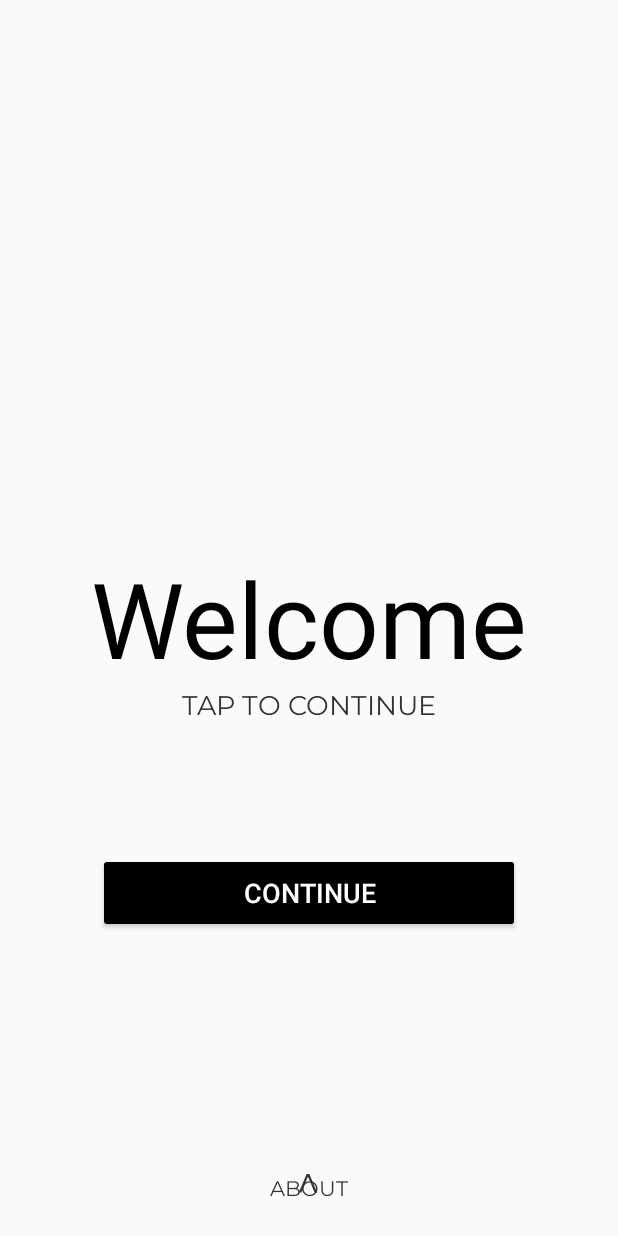
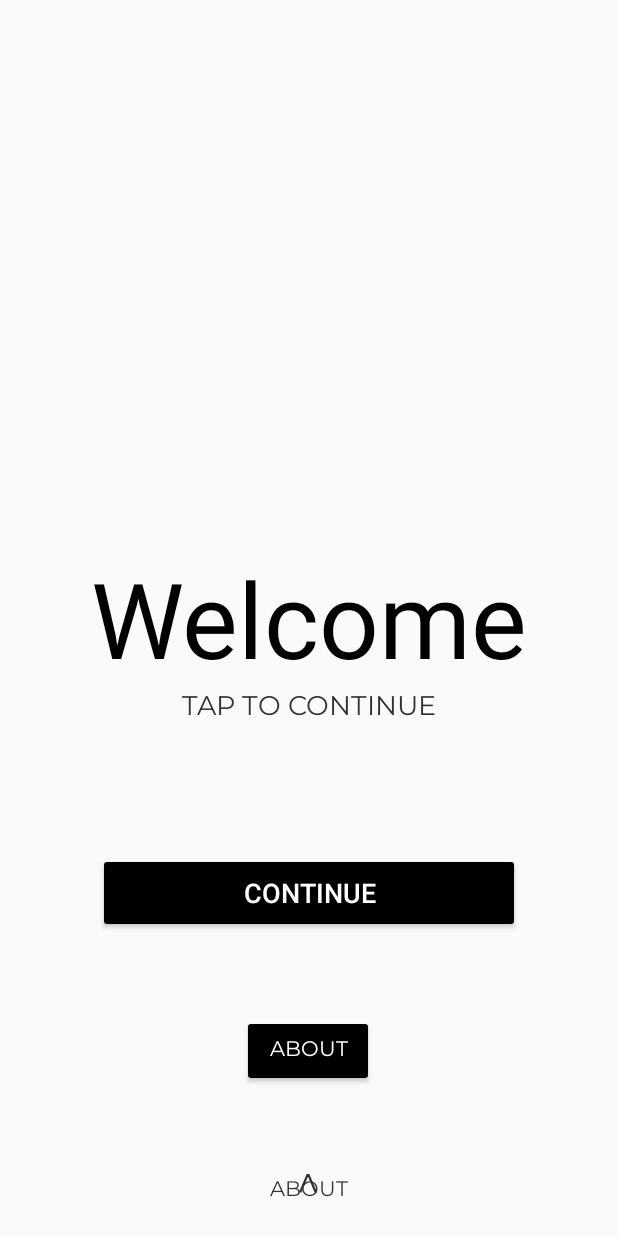
Before and after one commit to Brandogg255/CentralExecutiveFunctionCaptureTool, an Android app: the screen it shows after launch (MainActivity), on a phone screen of 412 x 824 dp. Run offline under Robolectric (Android 15) with nearby library versions, the phone set to English and light mode, and no system bars.

Commit message:
Push 3 14/09/2020

```diff
--- a/app/src/main/AndroidManifest.xml
+++ b/app/src/main/AndroidManifest.xml
@@ -9,7 +9,8 @@
         android:roundIcon="@mipmap/ic_launcher_round"
         android:supportsRtl="true"
         android:theme="@style/AppTheme">
-        <activity android:name=".information"></activity>
+        <activity android:name=".PopActivity" android:theme="@style/AppTheme.PopMe"></activity>
+        <activity android:name=".information" />
         <activity android:name=".DetailActivity" />
         <activity android:name=".MainActivity">
             <intent-filter>
--- a/app/src/main/java/com/u3192633/centralexecutivefunctioncapturetool/MainActivity.java
+++ b/app/src/main/java/com/u3192633/centralexecutivefunctioncapturetool/MainActivity.java
@@ -9,11 +9,22 @@ import android.widget.Button;
 
 public class MainActivity extends AppCompatActivity {
     private Button button;
+    Button btn_sub;
+
 
     @Override
     protected void onCreate(Bundle savedInstanceState) {
         super.onCreate(savedInstanceState);
         setContentView(R.layout.activity_main);
+        btn_sub = (Button) findViewById(R.id.btn_sub);
+
+        btn_sub.setOnClickListener(new View.OnClickListener() {
+            @Override
+                    public void onClick(View view) {
+                    Intent i = new Intent(getApplicationContext(), PopActivity.class);
+                    startActivity(i);
+            }
+        });
 
         button = (Button) findViewById(R.id.mainContinue);
         button.setOnClickListener(new View.OnClickListener() {
--- a/app/src/main/res/layout/activity_main.xml
+++ b/app/src/main/res/layout/activity_main.xml
@@ -71,4 +71,20 @@
         app:layout_constraintTop_toTopOf="parent"
         app:layout_constraintVertical_bias="0.738" />
 
+    <Button
+        android:id="@+id/btn_sub"
+        android:layout_width="wrap_content"
+        android:layout_height="wrap_content"
+        android:backgroundTint="#000000"
+        android:fontFamily="@font/montserrat"
+        android:text="About"
+        android:textAlignment="center"
+        android:textColor="#FFFFFF"
+        app:layout_constraintBottom_toBottomOf="parent"
+        app:layout_constraintEnd_toEndOf="parent"
+        app:layout_constraintHorizontal_bias="0.498"
+        app:layout_constraintStart_toStartOf="parent"
+        app:layout_constraintTop_toTopOf="parent"
+        app:layout_constraintVertical_bias="0.872" />
+
 </androidx.constraintlayout.widget.ConstraintLayout>
--- a/app/src/main/res/values/styles.xml
+++ b/app/src/main/res/values/styles.xml
@@ -8,4 +8,9 @@
         <item name="colorAccent">@color/colorAccent</item>
     </style>
 
+    <style name="AppTheme.PopMe">
+        <item name="android:windowIsTranslucent">true</item>
+        <item name="android:windowCloseOnTouchOutside">true</item>
+    </style>
+
 </resources>
```
Also changed, not shown: app/src/main/java/com/u3192633/centralexecutivefunctioncapturetool/PopActivity.java (added, +35 -0 lines), app/src/main/res/drawable/pop_bg.xml (added, +15 -0 lines), app/src/main/res/layout/activity_pop.xml (added, +40 -0 lines).
